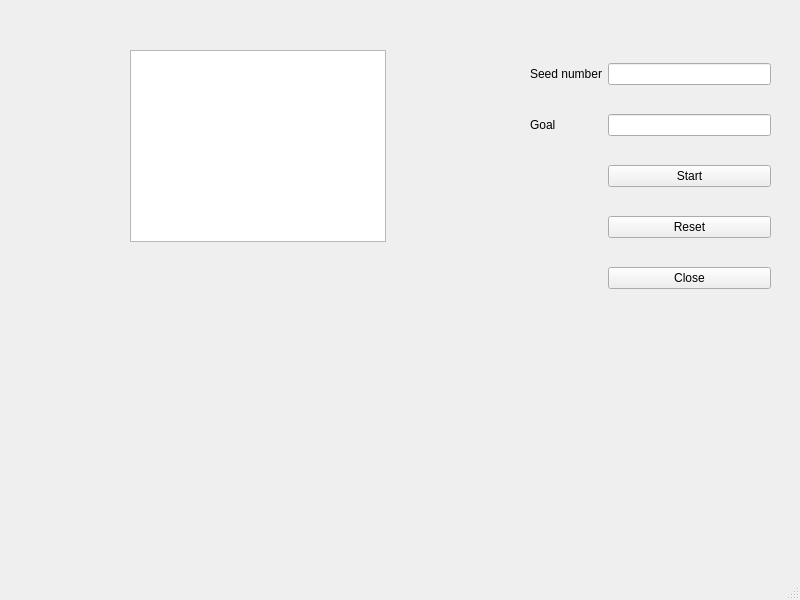
The window that student/12/numbers_gui/mainwindow.ui (teanre/programming-2-projects) describes before a commit, drawn with Qt 5.
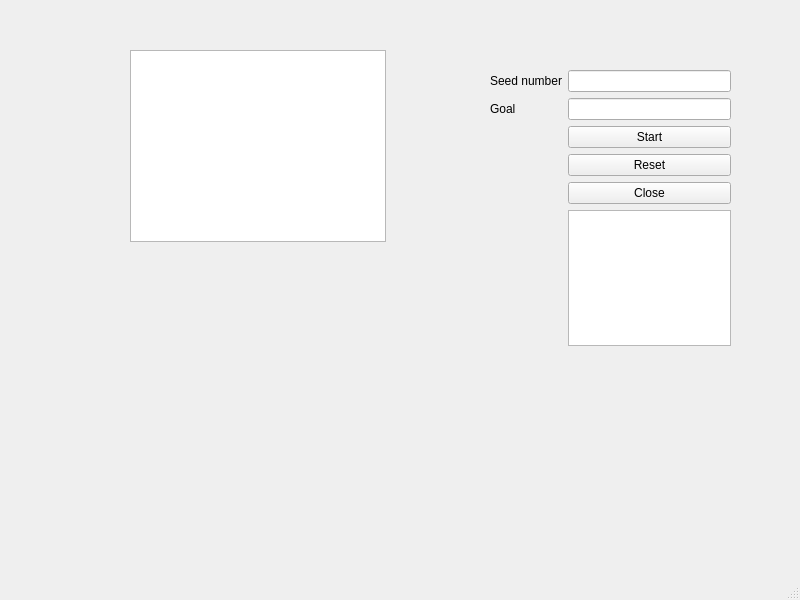
The same window after the commit.

Commit message: keyboard commands work, can check and update win and loss situations

```diff
--- a/student/12/numbers_gui/mainwindow.ui
+++ b/student/12/numbers_gui/mainwindow.ui
@@ -17,13 +17,33 @@
    <widget class="QWidget" name="gridLayoutWidget">
     <property name="geometry">
      <rect>
-      <x>530</x>
-      <y>40</y>
+      <x>490</x>
+      <y>70</y>
       <width>241</width>
       <height>276</height>
      </rect>
     </property>
     <layout class="QGridLayout" name="gridLayout">
+     <item row="3" column="1">
+      <widget class="QLineEdit" name="goalLine"/>
+     </item>
+     <item row="7" column="1">
+      <widget class="QPushButton" name="closeButton">
+       <property name="text">
+        <string>Close</string>
+       </property>
+      </widget>
+     </item>
+     <item row="6" column="1">
+      <widget class="QPushButton" name="resetButton">
+       <property name="text">
+        <string>Reset</string>
+       </property>
+      </widget>
+     </item>
+     <item row="1" column="1">
+      <widget class="QLineEdit" name="seedLine"/>
+     </item>
      <item row="4" column="1">
       <widget class="QPushButton" name="startButton">
        <property name="text">
@@ -38,12 +58,8 @@
        </property>
       </widget>
      </item>
-     <item row="5" column="1">
-      <widget class="QPushButton" name="resetButton">
-       <property name="text">
-        <string>Reset</string>
-       </property>
-      </widget>
+     <item row="8" column="1">
+      <widget class="QTextBrowser" name="textBrowser"/>
      </item>
      <item row="1" column="0">
       <widget class="QLabel" name="label_2">
@@ -52,19 +68,6 @@
        </property>
       </widget>
      </item>
-     <item row="6" column="1">
-      <widget class="QPushButton" name="closeButton">
-       <property name="text">
-        <string>Close</string>
-       </property>
-      </widget>
-     </item>
-     <item row="1" column="1">
-      <widget class="QLineEdit" name="seedLine"/>
-     </item>
-     <item row="3" column="1">
-      <widget class="QLineEdit" name="goalLine"/>
-     </item>
     </layout>
    </widget>
    <widget class="QGraphicsView" name="graphicsView">
```
The commit also changes 2 other files.
